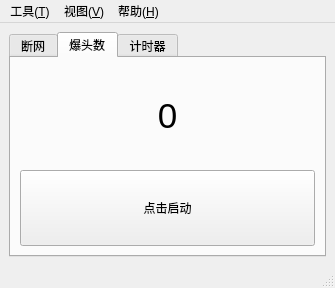
Before: the Qt Designer form Act3SpeedrunTool/MainWindow.ui in SkyD666/Act3SpeedrunTool, drawn with Qt 5.
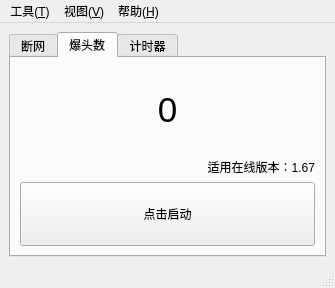
After: the same form once the commit is applied. The open tabs and pages were chosen to show the change. Icons and pictures are not drawn.

Commit message: [fix]支持在线版本1.67

Patch:
```diff
--- a/Act3SpeedrunTool/MainWindow.ui
+++ b/Act3SpeedrunTool/MainWindow.ui
@@ -244,6 +244,22 @@
           </property>
          </spacer>
         </item>
+        <item>
+         <widget class="QLabel" name="label_2">
+          <property name="sizePolicy">
+           <sizepolicy hsizetype="Preferred" vsizetype="Maximum">
+            <horstretch>0</horstretch>
+            <verstretch>0</verstretch>
+           </sizepolicy>
+          </property>
+          <property name="text">
+           <string>适用在线版本：1.67</string>
+          </property>
+          <property name="alignment">
+           <set>Qt::AlignRight|Qt::AlignTrailing|Qt::AlignVCenter</set>
+          </property>
+         </widget>
+        </item>
         <item>
          <widget class="QPushButton" name="btnStartHeadShot">
           <property name="sizePolicy">
```
Left out of the diff: 4 changed lines with no effect on the pictures. The commit also changes 4 other files.
